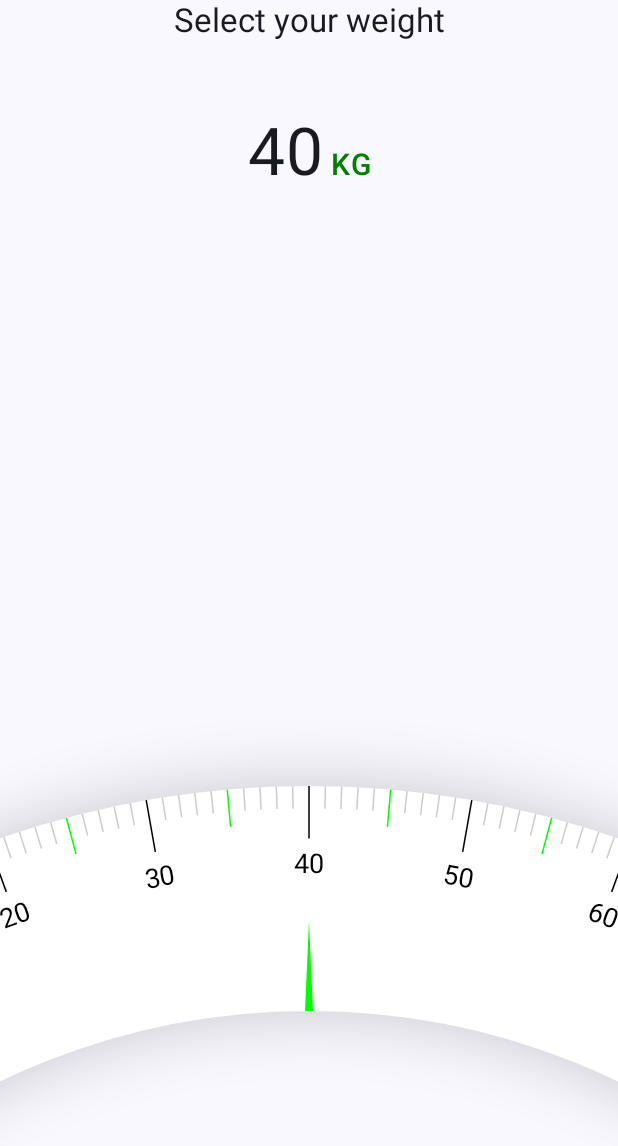
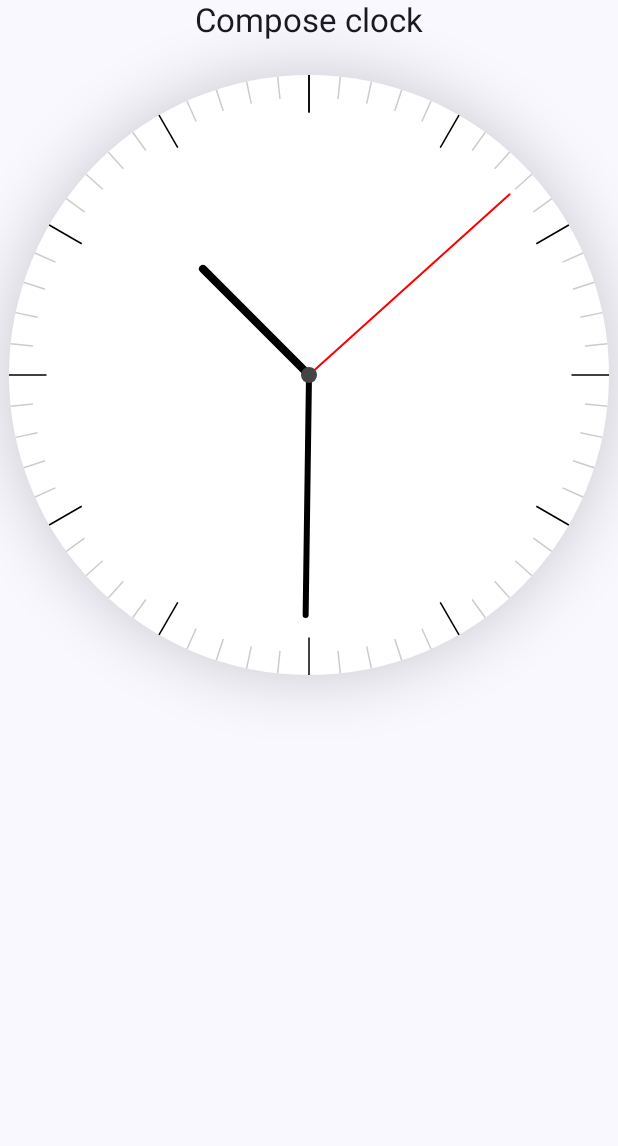
Before and after one commit to devAseemSharma/CanvasComposeMaster, an Android app built with Jetpack Compose: the screen it shows after launch (MainActivity), on a phone screen of 412 x 824 dp. Shown: the top 1146 px of the screen. Run offline under Robolectric (Android 15) with nearby library versions, the phone set to English and light mode, and no system bars.

Commit message:
Added canvas analog clock

```diff
--- a/app/src/main/java/com/androidace/canvascomposemaster/MainActivity.kt
+++ b/app/src/main/java/com/androidace/canvascomposemaster/MainActivity.kt
@@ -1,5 +1,6 @@
 package com.androidace.canvascomposemaster
 
+import android.icu.util.Calendar
 import android.os.Bundle
 import androidx.activity.ComponentActivity
 import androidx.activity.compose.setContent
@@ -17,6 +18,7 @@ import androidx.compose.material3.MaterialTheme
 import androidx.compose.material3.Scaffold
 import androidx.compose.material3.Text
 import androidx.compose.runtime.Composable
+import androidx.compose.runtime.LaunchedEffect
 import androidx.compose.runtime.getValue
 import androidx.compose.runtime.mutableStateOf
 import androidx.compose.runtime.remember
@@ -32,10 +34,12 @@ import androidx.compose.ui.tooling.preview.Preview
 import androidx.compose.ui.unit.dp
 import androidx.compose.ui.unit.sp
 import androidx.core.text.buildSpannedString
+import com.androidace.canvascomposemaster.clock.ComposeClock
 import com.androidace.canvascomposemaster.ui.theme.CanvasComposeMasterTheme
 import com.androidace.canvascomposemaster.ui.theme.DarkGreen
 import com.androidace.canvascomposemaster.weightpicker.Scale
 import com.androidace.canvascomposemaster.weightpicker.ScaleStyle
+import kotlinx.coroutines.delay
 import kotlin.math.roundToInt
 
 class MainActivity : ComponentActivity() {
@@ -44,6 +48,51 @@ class MainActivity : ComponentActivity() {
         enableEdgeToEdge()
         setContent {
             CanvasComposeMasterTheme {
+                ComposeClockScreen()
+            }
+        }
+    }
+}
+
+@Composable
+fun ComposeClockScreen() {
+    var currentTime by remember { mutableStateOf(Calendar.getInstance()) }
+
+    // Update time every second
+    LaunchedEffect(Unit) {
+        while (true) {
+            delay(1000)
+            currentTime = Calendar.getInstance()
+        }
+    }
+    Scaffold(modifier = Modifier.fillMaxSize()) { innerPadding ->
+        Box(
+            modifier = Modifier
+                .fillMaxSize()
+                .padding(innerPadding)
+        ) {
+            Column(
+                horizontalAlignment = Alignment.CenterHorizontally,
+                verticalArrangement = Arrangement.Center,
+                modifier = Modifier.align(Alignment.TopCenter)
+            ) {
+
+                Text("Compose clock", style = MaterialTheme.typography.titleLarge)
+                Spacer(modifier = Modifier.height(48.dp))
+            }
+
+            ComposeClock(
+                modifier = Modifier
+                    .fillMaxWidth()
+                    .height(300.dp),
+                currentTime = currentTime
+            )
+        }
+    }
+}
+
+@Composable
+fun ScaleMeasureScreen() {
     val scaleStyle = ScaleStyle(scaleWidth = 150.dp)
     val initialWeight = 40
     var selectedWeight by remember { mutableStateOf(initialWeight) }
@@ -67,7 +116,13 @@ class MainActivity : ComponentActivity() {
                     ) {
                         append("$selectedWeight")
                     }
-                                withStyle(style = SpanStyle(color = DarkGreen, fontSize = 20.sp, fontWeight = FontWeight.SemiBold)) {
+                    withStyle(
+                        style = SpanStyle(
+                            color = DarkGreen,
+                            fontSize = 20.sp,
+                            fontWeight = FontWeight.SemiBold
+                        )
+                    ) {
                         append(" KG")
                     }
                 }
@@ -91,9 +146,6 @@ class MainActivity : ComponentActivity() {
         }
     }
 }
-        }
-    }
-}
 
 @Composable
 fun Greeting(name: String, modifier: Modifier = Modifier) {
--- /dev/null
+++ b/app/src/main/java/com/androidace/canvascomposemaster/clock/ClockLines.kt
@@ -0,0 +1,6 @@
+package com.androidace.canvascomposemaster.clock
+
+sealed class ClockLines{
+    data object MinuteLines: ClockLines()
+    data object HourLines: ClockLines()
+}
--- /dev/null
+++ b/app/src/main/java/com/androidace/canvascomposemaster/clock/ClockStyle.kt
@@ -0,0 +1,20 @@
+package com.androidace.canvascomposemaster.clock
+
+import androidx.compose.ui.graphics.Color
+import androidx.compose.ui.unit.Dp
+import androidx.compose.ui.unit.TextUnit
+import androidx.compose.ui.unit.dp
+import androidx.compose.ui.unit.sp
+
+data class ClockStyle(
+    val scaleWidth: Dp = 80.dp,
+    val radius: Dp = 200.dp,
+    val minuteLineColor: Color = Color.LightGray,
+    val hourLineColor: Color = Color.Black,
+    val minuteLineLength: Dp = 15.dp,
+    val hourLineLength: Dp = 25.dp,
+    val minuteHandColor: Color = Color.Black,
+    val hourHandColor: Color = Color.Black,
+    val secondHandColor: Color = Color.Red,
+    val textSize: TextUnit = 18.sp
+)
--- /dev/null
+++ b/app/src/main/java/com/androidace/canvascomposemaster/clock/ComposeClock.kt
@@ -0,0 +1,184 @@
+package com.androidace.canvascomposemaster.clock
+
+import android.icu.util.Calendar
+import androidx.compose.foundation.Canvas
+import androidx.compose.runtime.Composable
+import androidx.compose.runtime.getValue
+import androidx.compose.runtime.mutableStateOf
+import androidx.compose.runtime.remember
+import androidx.compose.runtime.setValue
+import androidx.compose.ui.Modifier
+import androidx.compose.ui.geometry.Offset
+import androidx.compose.ui.graphics.Canvas
+import androidx.compose.ui.graphics.Color
+import androidx.compose.ui.graphics.StrokeCap
+import androidx.compose.ui.graphics.drawscope.DrawScope
+import androidx.compose.ui.graphics.drawscope.rotate
+import androidx.compose.ui.graphics.nativeCanvas
+import androidx.compose.ui.unit.dp
+import androidx.core.graphics.withRotation
+import com.androidace.canvascomposemaster.weightpicker.LineType
+import kotlin.math.PI
+import kotlin.math.abs
+import kotlin.math.cos
+import kotlin.math.sin
+
+@Composable
+fun ComposeClock(
+    clockLines: Int = 60,
+    clockStyle: ClockStyle = ClockStyle(),
+    currentTime: Calendar,
+    modifier: Modifier = Modifier
+) {
+    val radius = clockStyle.radius
+    var center by remember {
+        mutableStateOf(Offset.Zero)
+    }
+    var circleCenter by remember {
+        mutableStateOf(Offset.Zero)
+    }
+    var angle by remember {
+        mutableStateOf(0f)
+    }
+
+
+    Canvas(modifier = modifier) {
+
+        center = this.center
+
+
+        val canvasWidth = size.width
+        val canvasHeight = size.height
+
+        // Calculate the initial center of the canvas
+        val initialCenterX = canvasWidth / 2f
+        val initialCenterY = canvasHeight / 2f
+
+
+        // Calculate the new center with offsets
+        val newCenterX = initialCenterX
+        val newCenterY = initialCenterY
+
+
+
+
+        circleCenter = Offset(newCenterX, newCenterY + 100.dp.toPx())
+
+        drawContext.canvas.nativeCanvas.apply {
+            drawCircle(
+                circleCenter.x,
+                circleCenter.y,
+                clockStyle.radius.toPx(),
+                android.graphics.Paint().apply {
+                    color = android.graphics.Color.WHITE
+                    style = android.graphics.Paint.Style.FILL
+                    setShadowLayer(
+                        60f,
+                        0f, 0f, android.graphics.Color.argb(50, 0, 0, 0)
+                    )
+                }
+            )
+        }
+
+        for (i in 0..clockLines) {
+            val angle = (i * 6f)
+            val angleInRad = (angle - 90) * ((PI / 180f).toFloat())
+            val lineType = when {
+                i % 5 == 0 -> ClockLines.HourLines
+                i % 4 == 0 -> ClockLines.MinuteLines
+                else -> {
+                    ClockLines.MinuteLines
+                }
+            }
+
+            val lineLength = when (lineType) {
+                ClockLines.MinuteLines -> clockStyle.minuteLineLength.toPx()
+                ClockLines.HourLines -> clockStyle.hourLineLength.toPx()
+            }
+
+            val lineColor = when (lineType) {
+                ClockLines.MinuteLines -> clockStyle.minuteLineColor
+                ClockLines.HourLines -> clockStyle.hourLineColor
+            }
+
+            val lineStart = Offset(
+                x = (radius.toPx() - lineLength) * cos(angleInRad) + circleCenter.x,
+                y = (radius.toPx() - lineLength) * sin(angleInRad) + circleCenter.y
+            )
+
+            val lineEnd = Offset(
+                x = radius.toPx() * cos(angleInRad) + circleCenter.x,
+                y = radius.toPx() * sin(angleInRad) + circleCenter.y
+            )
+
+            drawLine(
+                color = lineColor,
+                start = lineStart,
+                end = lineEnd,
+                strokeWidth = 1.dp.toPx()
+            )
+        }
+
+        // Call the implemented hands function
+        clockHands(circleCenter, radius.toPx(), currentTime)
+    }
+}
+
+/**
+ * Draws the hour, minute, and second hands of the clock.
+ *
+ * @param center The center offset of the canvas.
+ * @param radius The maximum radius of the clock face.
+ * @param time The current time to display.
+ */
+
+fun DrawScope.clockHands(center: Offset, radius: Float, time: Calendar) {
+    val hours = time.get(Calendar.HOUR)
+    val minutes = time.get(Calendar.MINUTE)
+    val seconds = time.get(Calendar.SECOND)
+
+    // Angle calculations:
+    // 6 degrees per minute/second (360/60)
+    // 30 degrees per hour (360/12)
+    // The hour hand also moves based on minutes elapsed.
+
+    val secondsAngle = seconds * 6f
+    val minutesAngle = minutes * 6f + secondsAngle / 60f // Smooth minute movement
+    val hoursAngle = (hours % 12 + minutes / 60f) * 30f
+
+    // Draw Second Hand (Red, thin)
+    rotate(degrees = secondsAngle - 90f, pivot = center) {
+        drawLine(
+            color = Color.Red,
+            start = center,
+            end = Offset(center.x + radius * 0.9f, center.y),
+            strokeWidth = 2f,
+            cap = StrokeCap.Round
+        )
+    }
+
+    // Draw Minute Hand (Blue, medium)
+    rotate(degrees = minutesAngle - 90f, pivot = center) {
+        drawLine(
+            color = Color.Black,
+            start = center,
+            end = Offset(center.x + radius * 0.8f, center.y),
+            strokeWidth = 6f,
+            cap = StrokeCap.Round
+        )
+    }
+
+    // Draw Hour Hand (Black, thick)
+    rotate(degrees = hoursAngle - 90f, pivot = center) {
+        drawLine(
+            color = Color.Black,
+            start = center,
+            end = Offset(center.x + radius * 0.5f, center.y),
+            strokeWidth = 8f,
+            cap = StrokeCap.Round
+        )
+    }
+
+    // Draw center pin
+    drawCircle(color = Color.DarkGray, radius = 8f, center = center)
+}
--- a/app/src/main/java/com/androidace/canvascomposemaster/weightpicker/Scale.kt
+++ b/app/src/main/java/com/androidace/canvascomposemaster/weightpicker/Scale.kt
@@ -16,7 +16,6 @@ import androidx.compose.ui.unit.dp
 import androidx.core.graphics.withRotation
 import kotlin.math.PI
 import kotlin.math.abs
-import kotlin.math.atan
 import kotlin.math.atan2
 import kotlin.math.cos
 import kotlin.math.roundToInt
```
Lines whose indentation alone changed are shown as unchanged.
